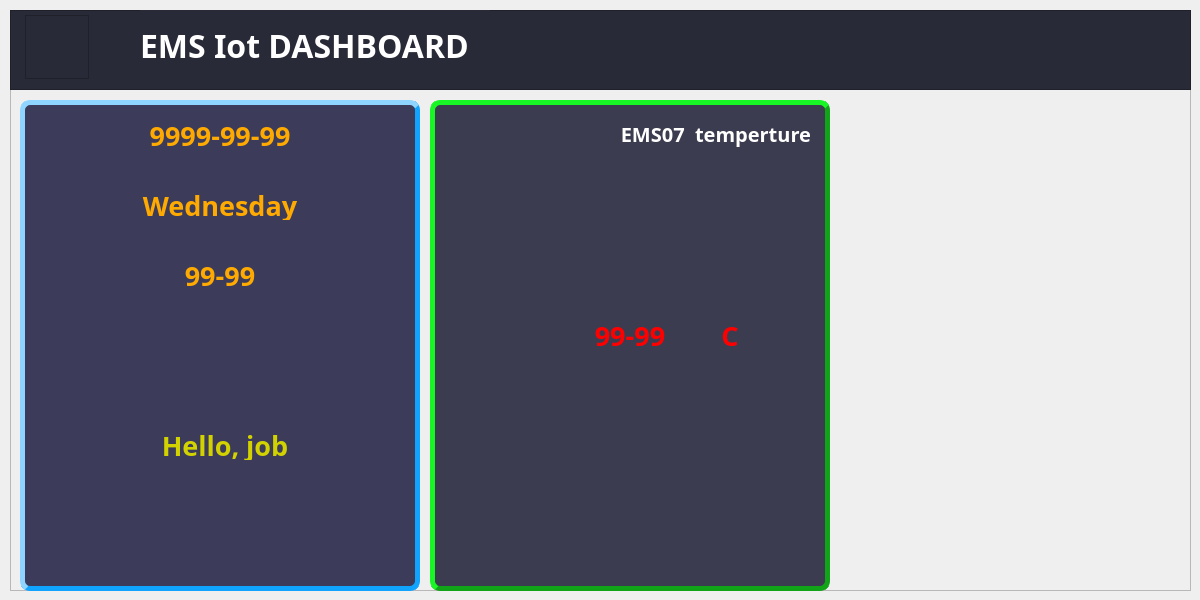
The window that windows/UI/dashboard.ui (donghu98/EMS_comm) describes before a commit, drawn with Qt 5.
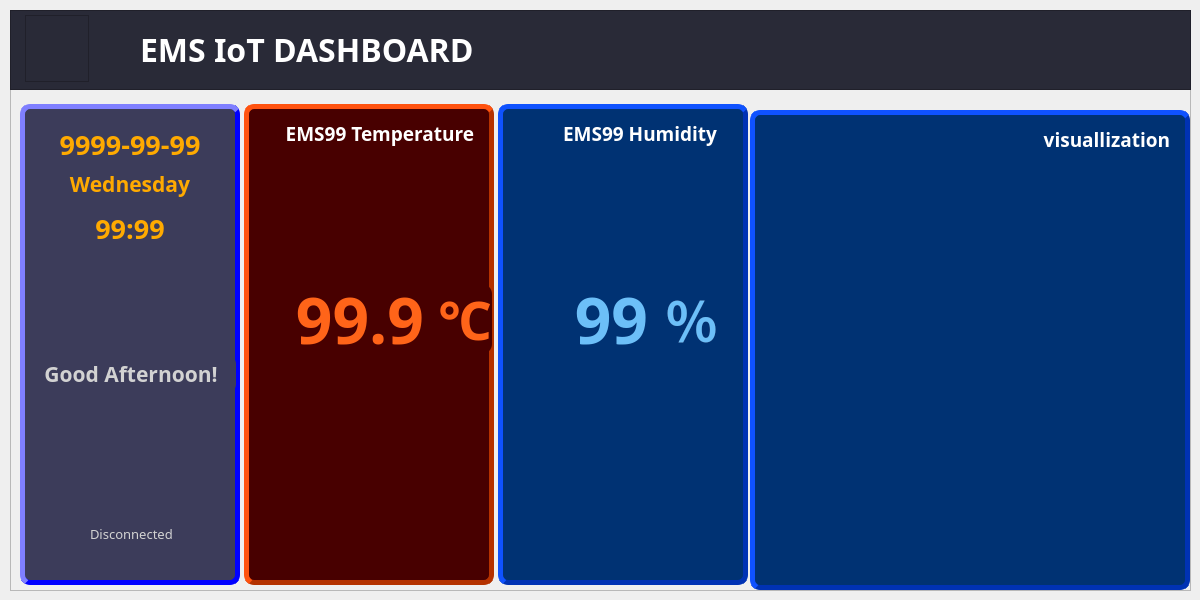
The same window after the commit. Icons and pictures are not drawn.

```diff
--- a/windows/UI/dashboard.ui
+++ b/windows/UI/dashboard.ui
@@ -88,17 +88,9 @@
         <x>15</x>
         <y>5</y>
         <width>64</width>
-        <height>64</height>
+        <height>67</height>
        </rect>
       </property>
-      <property name="font">
-       <font>
-        <family>나눔고딕코딩</family>
-        <pointsize>20</pointsize>
-        <weight>75</weight>
-        <bold>true</bold>
-       </font>
-      </property>
       <property name="styleSheet">
        <string notr="true">background-image: url(:/iot);
 background-repeat: no-repeat;</string>
@@ -114,9 +106,9 @@
       <property name="geometry">
        <rect>
         <x>130</x>
-        <y>0</y>
-        <width>350</width>
-        <height>70</height>
+        <y>13</y>
+        <width>370</width>
+        <height>52</height>
        </rect>
       </property>
       <property name="font">
@@ -131,7 +123,7 @@
        <string notr="true">color: rgb(255, 255, 255);</string>
       </property>
       <property name="text">
-       <string>EMS Iot DASHBOARD</string>
+       <string>EMS IoT DASHBOARD</string>
       </property>
      </widget>
     </widget>
@@ -139,18 +131,24 @@
      <property name="geometry">
       <rect>
        <x>10</x>
-       <y>90</y>
-       <width>400</width>
-       <height>491</height>
+       <y>94</y>
+       <width>220</width>
+       <height>481</height>
       </rect>
      </property>
+     <property name="font">
+      <font>
+       <family>나눔고딕코딩</family>
+       <weight>75</weight>
+       <bold>true</bold>
+      </font>
+     </property>
      <property name="styleSheet">
       <string notr="true">background-color: rgb(60, 60, 90);
-border color: rgb(0, 0, 255);
-border : outset;
-border-color: rgb(17, 164, 255);
-border-width: 5px;
-border-radius: 10px;</string>
+border-style:outset;
+border-width:5px;
+border-color: rgb(0, 0, 255);
+border-radius:10px;</string>
      </property>
      <property name="frameShape">
       <enum>QFrame::StyledPanel</enum>
@@ -161,10 +159,10 @@
      <widget class="QLabel" name="lblDate">
       <property name="geometry">
        <rect>
-        <x>100</x>
+        <x>15</x>
         <y>20</y>
-        <width>200</width>
-        <height>30</height>
+        <width>190</width>
+        <height>40</height>
        </rect>
       </property>
       <property name="font">
@@ -189,16 +187,16 @@
      <widget class="QLabel" name="lblDay">
       <property name="geometry">
        <rect>
-        <x>100</x>
-        <y>90</y>
-        <width>200</width>
-        <height>30</height>
+        <x>15</x>
+        <y>60</y>
+        <width>190</width>
+        <height>40</height>
        </rect>
       </property>
       <property name="font">
        <font>
         <family>나눔고딕코딩</family>
-        <pointsize>20</pointsize>
+        <pointsize>16</pointsize>
         <weight>75</weight>
         <bold>true</bold>
        </font>
@@ -217,10 +215,10 @@
      <widget class="QLabel" name="lblTime">
       <property name="geometry">
        <rect>
-        <x>100</x>
-        <y>160</y>
-        <width>200</width>
-        <height>30</height>
+        <x>15</x>
+        <y>104</y>
+        <width>190</width>
+        <height>40</height>
        </rect>
       </property>
       <property name="font">
@@ -236,190 +234,418 @@
 border : none;</string>
       </property>
       <property name="text">
-       <string>99-99</string>
+       <string>99:99</string>
       </property>
       <property name="alignment">
        <set>Qt::AlignCenter</set>
       </property>
      </widget>
-     <widget class="QFrame" name="frame">
+     <widget class="QLabel" name="lblGreeting">
       <property name="geometry">
        <rect>
-        <x>168</x>
-        <y>220</y>
-        <width>64</width>
-        <height>64</height>
+        <x>6</x>
+        <y>250</y>
+        <width>210</width>
+        <height>40</height>
        </rect>
       </property>
+      <property name="font">
+       <font>
+        <family>나눔고딕코딩</family>
+        <pointsize>16</pointsize>
+        <weight>75</weight>
+        <bold>true</bold>
+       </font>
+      </property>
       <property name="styleSheet">
-       <string notr="true">border : none;
-background-image: url(:/sun);
-background-repeat: none;</string>
+       <string notr="true">color: rgb(210, 210, 210);
+border:none;</string>
       </property>
-      <property name="frameShape">
-       <enum>QFrame::StyledPanel</enum>
+      <property name="text">
+       <string>Good Afternoon!</string>
       </property>
-      <property name="frameShadow">
-       <enum>QFrame::Raised</enum>
+      <property name="alignment">
+       <set>Qt::AlignCenter</set>
       </property>
      </widget>
-     <widget class="QLabel" name="Greeting">
+     <widget class="QFrame" name="conframe">
       <property name="geometry">
        <rect>
         <x>20</x>
-        <y>330</y>
-        <width>370</width>
-        <height>30</height>
-       </rect>
-      </property>
-      <property name="font">
-       <font>
-        <family>나눔고딕코딩</family>
-        <pointsize>20</pointsize>
-        <weight>75</weight>
-        <bold>true</bold>
-       </font>
-      </property>
-      <property name="styleSheet">
-       <string notr="true">color: rgb(210, 210, 0);
-border : none;</string>
-      </property>
-      <property name="text">
-       <string>Hello, job</string>
-      </property>
-      <property name="alignment">
-       <set>Qt::AlignCenter</set>
-      </property>
-     </widget>
-    </widget>
-    <widget class="QFrame" name="greetingFrame_3">
-     <property name="geometry">
-      <rect>
-       <x>420</x>
-       <y>90</y>
-       <width>400</width>
-       <height>491</height>
-      </rect>
-     </property>
-     <property name="styleSheet">
-      <string notr="true">background-color: rgb(60, 60, 80);
-border : outset;
-border-color: rgb(17, 164, 25);
-border-width: 5px;
-border-radius: 10px;</string>
-     </property>
-     <property name="frameShape">
-      <enum>QFrame::StyledPanel</enum>
-     </property>
-     <property name="frameShadow">
-      <enum>QFrame::Raised</enum>
-     </property>
-     <widget class="QLabel" name="lblDate_6">
-      <property name="geometry">
-       <rect>
-        <x>80</x>
-        <y>20</y>
-        <width>301</width>
-        <height>30</height>
-       </rect>
-      </property>
-      <property name="font">
-       <font>
-        <family>나눔고딕코딩</family>
-        <pointsize>15</pointsize>
-        <weight>75</weight>
-        <bold>true</bold>
-       </font>
-      </property>
-      <property name="styleSheet">
-       <string notr="true">color: rgb(255, 255, 255) ; 
-border : none;</string>
-      </property>
-      <property name="text">
-       <string>EMS07  temperture</string>
-      </property>
-      <property name="alignment">
-       <set>Qt::AlignRight|Qt::AlignTop|Qt::AlignTrailing</set>
-      </property>
-      <property name="wordWrap">
-       <bool>false</bool>
-      </property>
-     </widget>
-     <widget class="QLabel" name="lblTime_6">
-      <property name="geometry">
-       <rect>
-        <x>100</x>
-        <y>220</y>
-        <width>200</width>
-        <height>30</height>
-       </rect>
-      </property>
-      <property name="font">
-       <font>
-        <family>나눔고딕코딩</family>
-        <pointsize>20</pointsize>
-        <weight>75</weight>
-        <bold>true</bold>
-       </font>
-      </property>
-      <property name="styleSheet">
-       <string notr="true">color: rgb(255, 0, 0);
-border : none;</string>
-      </property>
-      <property name="text">
-       <string>99-99</string>
-      </property>
-      <property name="alignment">
-       <set>Qt::AlignCenter</set>
-      </property>
-     </widget>
-     <widget class="QFrame" name="frame_6">
-      <property name="geometry">
-       <rect>
-        <x>50</x>
-        <y>50</y>
-        <width>64</width>
-        <height>64</height>
-       </rect>
-      </property>
-      <property name="styleSheet">
-       <string notr="true">border : none;
-background-image: url(:/sun);
-background-repeat: none;</string>
-      </property>
-      <property name="frameShape">
-       <enum>QFrame::StyledPanel</enum>
-      </property>
-      <property name="frameShadow">
-       <enum>QFrame::Raised</enum>
-      </property>
-     </widget>
-     <widget class="QLabel" name="lblTime_7">
-      <property name="geometry">
-       <rect>
-        <x>280</x>
-        <y>220</y>
+        <y>420</y>
         <width>40</width>
-        <height>30</height>
+        <height>40</height>
        </rect>
       </property>
+      <property name="styleSheet">
+       <string notr="true">background-image: url(:/red);
+background-repeat:no-repeat;
+border:none;
+</string>
+      </property>
+      <property name="frameShape">
+       <enum>QFrame::StyledPanel</enum>
+      </property>
+      <property name="frameShadow">
+       <enum>QFrame::Raised</enum>
+      </property>
+     </widget>
+     <widget class="QLabel" name="lblstatus">
+      <property name="geometry">
+       <rect>
+        <x>70</x>
+        <y>410</y>
+        <width>140</width>
+        <height>40</height>
+       </rect>
+      </property>
       <property name="font">
        <font>
         <family>나눔고딕코딩</family>
-        <pointsize>20</pointsize>
+        <pointsize>10</pointsize>
+        <weight>50</weight>
+        <bold>false</bold>
+       </font>
+      </property>
+      <property name="styleSheet">
+       <string notr="true">color: rgb(210, 210, 210);
+border:none;</string>
+      </property>
+      <property name="text">
+       <string>Disconnected</string>
+      </property>
+      <property name="alignment">
+       <set>Qt::AlignLeading|Qt::AlignLeft|Qt::AlignVCenter</set>
+      </property>
+     </widget>
+    </widget>
+    <widget class="QFrame" name="tempFrame">
+     <property name="geometry">
+      <rect>
+       <x>234</x>
+       <y>94</y>
+       <width>250</width>
+       <height>481</height>
+      </rect>
+     </property>
+     <property name="font">
+      <font>
+       <family>나눔고딕코딩</family>
+       <weight>75</weight>
+       <bold>true</bold>
+      </font>
+     </property>
+     <property name="styleSheet">
+      <string notr="true">background-color: rgb(72, 0, 0);
+border-style:outset;
+border-width:5px;
+border-color: rgb(180, 50, 0);
+border-radius:10px;</string>
+     </property>
+     <property name="frameShape">
+      <enum>QFrame::StyledPanel</enum>
+     </property>
+     <property name="frameShadow">
+      <enum>QFrame::Raised</enum>
+     </property>
+     <widget class="QFrame" name="tempIconFrame">
+      <property name="geometry">
+       <rect>
+        <x>10</x>
+        <y>50</y>
+        <width>128</width>
+        <height>128</height>
+       </rect>
+      </property>
+      <property name="styleSheet">
+       <string notr="true">background-image: url(:/temp);
+background-repeat:no-repeat;
+border:none;
+</string>
+      </property>
+      <property name="frameShape">
+       <enum>QFrame::StyledPanel</enum>
+      </property>
+      <property name="frameShadow">
+       <enum>QFrame::Raised</enum>
+      </property>
+     </widget>
+     <widget class="QLabel" name="lblTempTitle">
+      <property name="geometry">
+       <rect>
+        <x>40</x>
+        <y>9</y>
+        <width>190</width>
+        <height>40</height>
+       </rect>
+      </property>
+      <property name="font">
+       <font>
+        <family>나눔고딕코딩</family>
+        <pointsize>14</pointsize>
         <weight>75</weight>
         <bold>true</bold>
        </font>
       </property>
       <property name="styleSheet">
-       <string notr="true">color: rgb(255, 0, 0);
-border : none;</string>
+       <string notr="true">color: rgb(255, 255, 255);
+border:none;</string>
       </property>
       <property name="text">
-       <string>C</string>
+       <string>EMS99 Temperature</string>
       </property>
       <property name="alignment">
-       <set>Qt::AlignCenter</set>
+       <set>Qt::AlignRight|Qt::AlignTrailing|Qt::AlignVCenter</set>
+      </property>
+     </widget>
+     <widget class="QLabel" name="lblCurrentTemp">
+      <property name="geometry">
+       <rect>
+        <x>10</x>
+        <y>180</y>
+        <width>170</width>
+        <height>70</height>
+       </rect>
+      </property>
+      <property name="font">
+       <font>
+        <family>나눔고딕코딩</family>
+        <pointsize>48</pointsize>
+        <weight>75</weight>
+        <bold>true</bold>
+       </font>
+      </property>
+      <property name="styleSheet">
+       <string notr="true">color: rgb(255, 100, 25);
+border:none;</string>
+      </property>
+      <property name="text">
+       <string>99.9</string>
+      </property>
+      <property name="alignment">
+       <set>Qt::AlignRight|Qt::AlignTrailing|Qt::AlignVCenter</set>
+      </property>
+     </widget>
+     <widget class="QLabel" name="lblTempC">
+      <property name="geometry">
+       <rect>
+        <x>178</x>
+        <y>180</y>
+        <width>70</width>
+        <height>70</height>
+       </rect>
+      </property>
+      <property name="font">
+       <font>
+        <family>나눔고딕코딩</family>
+        <pointsize>40</pointsize>
+        <weight>75</weight>
+        <bold>true</bold>
+       </font>
+      </property>
+      <property name="styleSheet">
+       <string notr="true">color: rgb(255, 100, 25);
+border:none;</string>
+      </property>
+      <property name="text">
+       <string>℃</string>
+      </property>
+      <property name="alignment">
+       <set>Qt::AlignRight|Qt::AlignTrailing|Qt::AlignVCenter</set>
+      </property>
+     </widget>
+    </widget>
+    <widget class="QFrame" name="HumidFrame">
+     <property name="geometry">
+      <rect>
+       <x>488</x>
+       <y>94</y>
+       <width>250</width>
+       <height>481</height>
+      </rect>
+     </property>
+     <property name="font">
+      <font>
+       <family>나눔고딕코딩</family>
+       <weight>75</weight>
+       <bold>true</bold>
+      </font>
+     </property>
+     <property name="styleSheet">
+      <string notr="true">background-color: rgb(0, 50, 115);
+border-style:outset;
+border-width:5px;
+border-color: rgb(0, 50, 180);
+border-radius:10px;</string>
+     </property>
+     <property name="frameShape">
+      <enum>QFrame::StyledPanel</enum>
+     </property>
+     <property name="frameShadow">
+      <enum>QFrame::Raised</enum>
+     </property>
+     <widget class="QFrame" name="HumidIconFrame">
+      <property name="geometry">
+       <rect>
+        <x>10</x>
+        <y>50</y>
+        <width>128</width>
+        <height>128</height>
+       </rect>
+      </property>
+      <property name="styleSheet">
+       <string notr="true">background-image: url(:/humid);
+background-repeat:no-repeat;
+border:none;
+</string>
+      </property>
+      <property name="frameShape">
+       <enum>QFrame::StyledPanel</enum>
+      </property>
+      <property name="frameShadow">
+       <enum>QFrame::Raised</enum>
+      </property>
+     </widget>
+     <widget class="QLabel" name="lblHumidTitle">
+      <property name="geometry">
+       <rect>
+        <x>29</x>
+        <y>9</y>
+        <width>190</width>
+        <height>40</height>
+       </rect>
+      </property>
+      <property name="font">
+       <font>
+        <family>나눔고딕코딩</family>
+        <pointsize>14</pointsize>
+        <weight>75</weight>
+        <bold>true</bold>
+       </font>
+      </property>
+      <property name="styleSheet">
+       <string notr="true">color: rgb(255, 255, 255);
+border:none;</string>
+      </property>
+      <property name="text">
+       <string>EMS99 Humidity</string>
+      </property>
+      <property name="alignment">
+       <set>Qt::AlignRight|Qt::AlignTrailing|Qt::AlignVCenter</set>
+      </property>
+     </widget>
+     <widget class="QLabel" name="lblCurrentHumid">
+      <property name="geometry">
+       <rect>
+        <x>50</x>
+        <y>180</y>
+        <width>100</width>
+        <height>70</height>
+       </rect>
+      </property>
+      <property name="font">
+       <font>
+        <family>나눔고딕코딩</family>
+        <pointsize>48</pointsize>
+        <weight>75</weight>
+        <bold>true</bold>
+       </font>
+      </property>
+      <property name="styleSheet">
+       <string notr="true">border:none;
+color: rgb(108, 191, 248);</string>
+      </property>
+      <property name="text">
+       <string>99</string>
+      </property>
+      <property name="alignment">
+       <set>Qt::AlignRight|Qt::AlignTrailing|Qt::AlignVCenter</set>
+      </property>
+     </widget>
+     <widget class="QLabel" name="lblHumidP">
+      <property name="geometry">
+       <rect>
+        <x>150</x>
+        <y>180</y>
+        <width>70</width>
+        <height>70</height>
+       </rect>
+      </property>
+      <property name="font">
+       <font>
+        <family>나눔고딕코딩</family>
+        <pointsize>40</pointsize>
+        <weight>75</weight>
+        <bold>true</bold>
+       </font>
+      </property>
+      <property name="styleSheet">
+       <string notr="true">border:none;
+color: rgb(108, 191, 248);</string>
+      </property>
+      <property name="text">
+       <string>％</string>
+      </property>
+      <property name="alignment">
+       <set>Qt::AlignRight|Qt::AlignTrailing|Qt::AlignVCenter</set>
+      </property>
+     </widget>
+    </widget>
+    <widget class="QFrame" name="lblframe">
+     <property name="geometry">
+      <rect>
+       <x>740</x>
+       <y>100</y>
+       <width>440</width>
+       <height>480</height>
+      </rect>
+     </property>
+     <property name="font">
+      <font>
+       <family>나눔고딕코딩</family>
+       <weight>75</weight>
+       <bold>true</bold>
+      </font>
+     </property>
+     <property name="styleSheet">
+      <string notr="true">background-color: rgb(0, 50, 115);
+border-style:outset;
+border-width:5px;
+border-color: rgb(0, 50, 180);
+border-radius:10px;</string>
+     </property>
+     <property name="frameShape">
+      <enum>QFrame::StyledPanel</enum>
+     </property>
+     <property name="frameShadow">
+      <enum>QFrame::Raised</enum>
+     </property>
+     <widget class="QLabel" name="lblchart">
+      <property name="geometry">
+       <rect>
+        <x>230</x>
+        <y>9</y>
+        <width>190</width>
+        <height>40</height>
+       </rect>
+      </property>
+      <property name="font">
+       <font>
+        <family>나눔고딕코딩</family>
+        <pointsize>14</pointsize>
+        <weight>75</weight>
+        <bold>true</bold>
+       </font>
+      </property>
+      <property name="styleSheet">
+       <string notr="true">color: rgb(255, 255, 255);
+border:none;</string>
+      </property>
+      <property name="text">
+       <string>visuallization</string>
+      </property>
+      <property name="alignment">
+       <set>Qt::AlignRight|Qt::AlignTrailing|Qt::AlignVCenter</set>
       </property>
      </widget>
     </widget>
```
Left out of the diff: 32 changed lines with no effect on the pictures.
